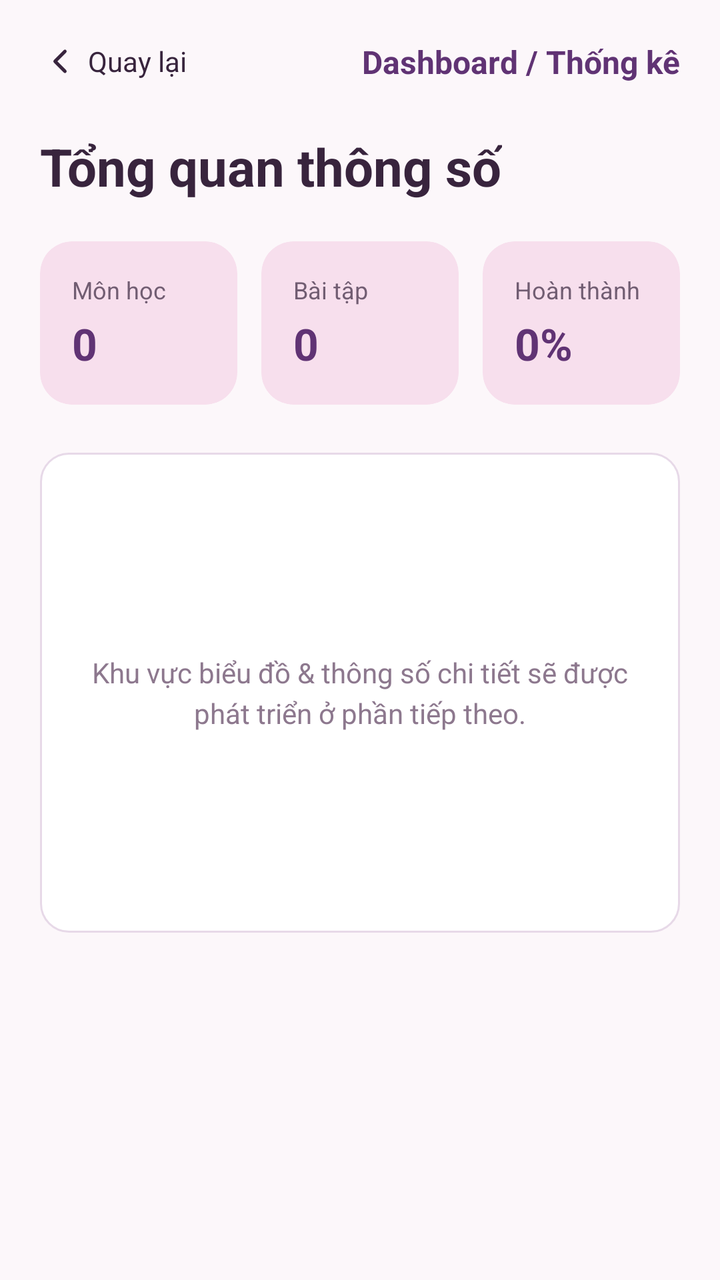
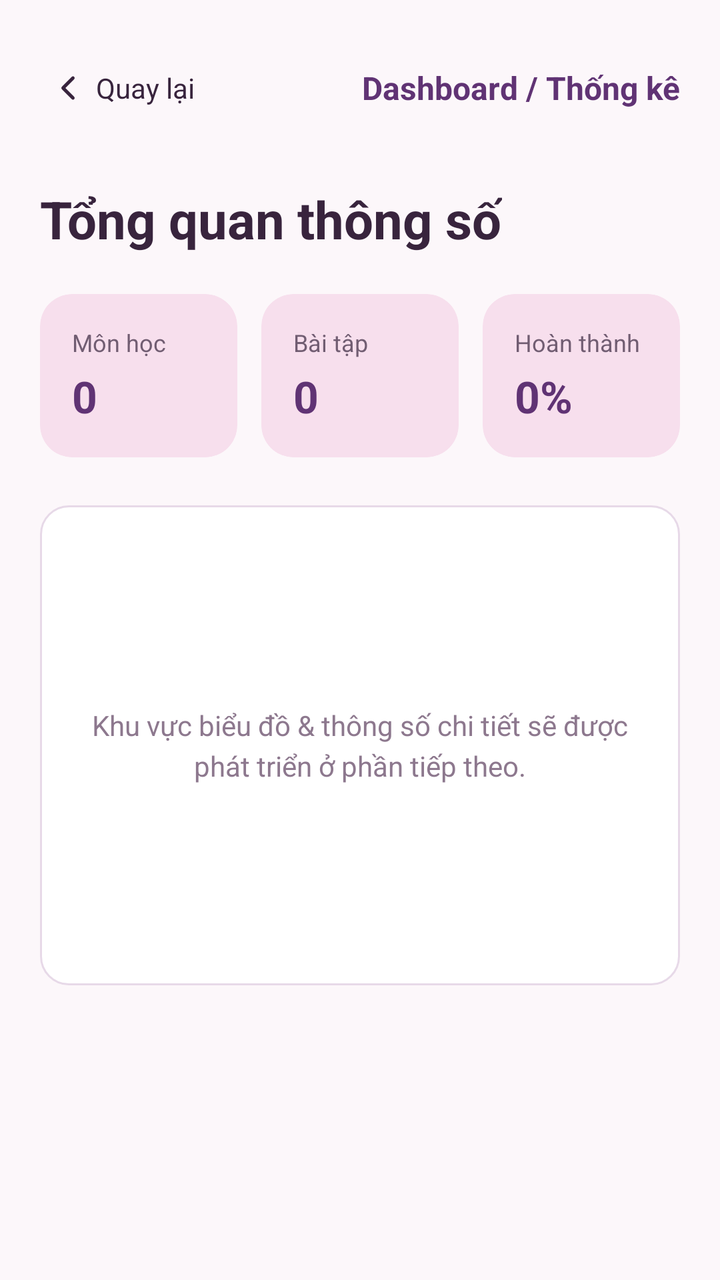

Compare the two renders of this Android layout. The source of the first and the diff that turns it into the second are given below.
<!-- AndroidManifest.xml: application theme Theme.QuanLyBaiTapSinhVien -->
<!-- res/layout/activity_dashboard.xml -->
<?xml version="1.0" encoding="utf-8"?>
<ScrollView xmlns:android="http://schemas.android.com/apk/res/android"
    xmlns:app="http://schemas.android.com/apk/res-auto"
    xmlns:tools="http://schemas.android.com/tools"
    android:layout_width="match_parent"
    android:layout_height="match_parent"
    android:background="@color/bg_screen"
    android:fillViewport="true"
    tools:context=".DashboardActivity">

    <androidx.constraintlayout.widget.ConstraintLayout
        android:layout_width="match_parent"
        android:layout_height="wrap_content"
        android:padding="20dp">

        
        <LinearLayout
            android:id="@+id/layoutTopBar"
            android:layout_width="match_parent"
            android:layout_height="wrap_content"
            android:gravity="center_vertical"
            android:orientation="horizontal"
            app:layout_constraintEnd_toEndOf="parent"
            app:layout_constraintStart_toStartOf="parent"
            app:layout_constraintTop_toTopOf="parent">

            <LinearLayout
                android:id="@+id/btnQuayLai"
                android:layout_width="wrap_content"
                android:layout_height="wrap_content"
                android:background="?android:attr/selectableItemBackgroundBorderless"
                android:clickable="true"
                android:focusable="true"
                android:gravity="center_vertical"
                android:orientation="horizontal"
                android:paddingEnd="12dp">

                <ImageView
                    android:layout_width="20dp"
                    android:layout_height="20dp"
                    android:contentDescription="Quay lại"
                    android:src="@drawable/ic_back_arrow" />

                <TextView
                    android:layout_width="wrap_content"
                    android:layout_height="wrap_content"
                    android:layout_marginStart="4dp"
                    android:text="Quay lại"
                    android:textColor="@color/text_primary"
                    android:textSize="14sp" />
            </LinearLayout>

            <TextView
                android:layout_width="0dp"
                android:layout_height="wrap_content"
                android:layout_weight="1"
                android:gravity="end"
                android:text="Dashboard / Thống kê"
                android:textColor="@color/blue_primary"
                android:textSize="16sp"
                android:textStyle="bold" />
        </LinearLayout>

        
        <TextView
            android:id="@+id/tvTitle"
            android:layout_width="wrap_content"
            android:layout_height="wrap_content"
            android:layout_marginTop="24dp"
            android:text="Tổng quan thông số"
            android:textColor="@color/text_primary"
            android:textSize="26sp"
            android:textStyle="bold"
            app:layout_constraintStart_toStartOf="parent"
            app:layout_constraintTop_toBottomOf="@+id/layoutTopBar" />

        
        <LinearLayout
            android:id="@+id/layoutStatCards"
            android:layout_width="match_parent"
            android:layout_height="wrap_content"
            android:layout_marginTop="20dp"
            android:orientation="horizontal"
            app:layout_constraintEnd_toEndOf="parent"
            app:layout_constraintStart_toStartOf="parent"
            app:layout_constraintTop_toBottomOf="@+id/tvTitle">

            
            <androidx.cardview.widget.CardView
                android:layout_width="0dp"
                android:layout_height="wrap_content"
                android:layout_marginEnd="8dp"
                android:layout_weight="1"
                app:cardBackgroundColor="@color/blue_light_bg"
                app:cardCornerRadius="16dp"
                app:cardElevation="0dp">

                <LinearLayout
                    android:layout_width="match_parent"
                    android:layout_height="wrap_content"
                    android:orientation="vertical"
                    android:padding="16dp">

                    <TextView
                        android:layout_width="wrap_content"
                        android:layout_height="wrap_content"
                        android:text="Môn học"
                        android:textColor="@color/text_secondary"
                        android:textSize="12sp" />

                    <TextView
                        android:id="@+id/tvStatMonHoc"
                        android:layout_width="wrap_content"
                        android:layout_height="wrap_content"
                        android:layout_marginTop="4dp"
                        android:text="0"
                        android:textColor="@color/blue_primary"
                        android:textSize="22sp"
                        android:textStyle="bold" />
                </LinearLayout>
            </androidx.cardview.widget.CardView>

            
            <androidx.cardview.widget.CardView
                android:layout_width="0dp"
                android:layout_height="wrap_content"
                android:layout_marginHorizontal="4dp"
                android:layout_weight="1"
                app:cardBackgroundColor="@color/blue_light_bg"
                app:cardCornerRadius="16dp"
                app:cardElevation="0dp">

                <LinearLayout
                    android:layout_width="match_parent"
                    android:layout_height="wrap_content"
                    android:orientation="vertical"
                    android:padding="16dp">

                    <TextView
                        android:layout_width="wrap_content"
                        android:layout_height="wrap_content"
                        android:text="Bài tập"
                        android:textColor="@color/text_secondary"
                        android:textSize="12sp" />

                    <TextView
                        android:id="@+id/tvStatBaiTap"
                        android:layout_width="wrap_content"
                        android:layout_height="wrap_content"
                        android:layout_marginTop="4dp"
                        android:text="0"
                        android:textColor="@color/blue_primary"
                        android:textSize="22sp"
                        android:textStyle="bold" />
                </LinearLayout>
            </androidx.cardview.widget.CardView>

            
            <androidx.cardview.widget.CardView
                android:layout_width="0dp"
                android:layout_height="wrap_content"
                android:layout_marginStart="8dp"
                android:layout_weight="1"
                app:cardBackgroundColor="@color/blue_light_bg"
                app:cardCornerRadius="16dp"
                app:cardElevation="0dp">

                <LinearLayout
                    android:layout_width="match_parent"
                    android:layout_height="wrap_content"
                    android:orientation="vertical"
                    android:padding="16dp">

                    <TextView
                        android:layout_width="wrap_content"
                        android:layout_height="wrap_content"
                        android:text="Hoàn thành"
                        android:textColor="@color/text_secondary"
                        android:textSize="12sp" />

                    <TextView
                        android:id="@+id/tvStatTienDo"
                        android:layout_width="wrap_content"
                        android:layout_height="wrap_content"
                        android:layout_marginTop="4dp"
                        android:text="0%"
                        android:textColor="@color/blue_primary"
                        android:textSize="22sp"
                        android:textStyle="bold" />
                </LinearLayout>
            </androidx.cardview.widget.CardView>
        </LinearLayout>

        
        <LinearLayout
            android:layout_width="match_parent"
            android:layout_height="240dp"
            android:layout_marginTop="24dp"
            android:background="@drawable/bg_input_field"
            android:gravity="center"
            android:orientation="vertical"
            android:padding="20dp"
            app:layout_constraintEnd_toEndOf="parent"
            app:layout_constraintStart_toStartOf="parent"
            app:layout_constraintTop_toBottomOf="@+id/layoutStatCards">

            <TextView
                android:layout_width="wrap_content"
                android:layout_height="wrap_content"
                android:gravity="center"
                android:lineSpacingExtra="4dp"
                android:text="Khu vực biểu đồ &amp; thông số chi tiết sẽ được phát triển ở phần tiếp theo."
                android:textColor="@color/text_hint"
                android:textSize="14sp" />
        </LinearLayout>

    </androidx.constraintlayout.widget.ConstraintLayout>
</ScrollView>
<!-- resources referenced by this layout -->
<resources>
  <color name="bg_screen">#FCF7FA</color>
  <color name="blue_light_bg">#F7DFED</color>
  <color name="blue_primary">#603374</color>
  <color name="text_hint">#8D788E</color>
  <color name="text_primary">#38243D</color>
  <color name="text_secondary">#715D72</color>
  <!-- drawable bg_input_field (drawable) -->
  <?xml version="1.0" encoding="utf-8"?>
  <shape xmlns:android="http://schemas.android.com/apk/res/android"
      android:shape="rectangle">
      <solid android:color="@color/input_bg" />
      <stroke
          android:width="1dp"
          android:color="@color/input_border" />
      <corners android:radius="14dp" />
  </shape>
  <!-- drawable ic_back_arrow (drawable) -->
  <?xml version="1.0" encoding="utf-8"?>
  <vector xmlns:android="http://schemas.android.com/apk/res/android"
      android:width="24dp"
      android:height="24dp"
      android:viewportWidth="24"
      android:viewportHeight="24">
      <path
          android:fillColor="#00000000"
          android:pathData="M15 18l-6-6 6-6"
          android:strokeColor="@color/text_primary"
          android:strokeWidth="2"
          android:strokeLineCap="round"
          android:strokeLineJoin="round" />
  </vector>
  <style name="Theme.QuanLyBaiTapSinhVien" parent="Base.Theme.QuanLyBaiTapSinhVien" />
  <color name="input_bg">#FFFFFF</color>
  <color name="input_border">#E7D9E8</color>
  <style name="Base.Theme.QuanLyBaiTapSinhVien" parent="Theme.Material3.DayNight.NoActionBar">
          
          <item name="colorPrimary">@color/blue_primary</item>
          <item name="colorPrimaryVariant">@color/blue_primary_dark</item>
          <item name="colorOnPrimary">@color/white</item>
          <item name="android:statusBarColor">@color/bg_screen</item>
          <item name="android:windowLightStatusBar">true</item>
          <item name="android:windowBackground">@color/bg_screen</item>
      </style>
  <color name="blue_primary_dark">#4C295D</color>
  <color name="white">#FFFFFFFF</color>
</resources>

<!-- the commit's change to res/layout/activity_dashboard.xml (unified diff, before → after) -->
@@ -6,9 +6,11 @@
     android:layout_height="match_parent"
     android:background="@color/bg_screen"
     android:fillViewport="true"
+    android:fitsSystemWindows="true"
     tools:context=".DashboardActivity">
 
     <androidx.constraintlayout.widget.ConstraintLayout
+        android:id="@+id/mainLayout"
         android:layout_width="match_parent"
         android:layout_height="wrap_content"
         android:padding="20dp">
@@ -28,12 +30,16 @@
                 android:id="@+id/btnQuayLai"
                 android:layout_width="wrap_content"
                 android:layout_height="wrap_content"
+                android:minHeight="48dp"
                 android:background="?android:attr/selectableItemBackgroundBorderless"
                 android:clickable="true"
                 android:focusable="true"
                 android:gravity="center_vertical"
                 android:orientation="horizontal"
-                android:paddingEnd="12dp">
+                android:paddingStart="4dp"
+                android:paddingEnd="12dp"
+                android:paddingTop="8dp"
+                android:paddingBottom="8dp">
 
                 <ImageView
                     android:layout_width="20dp"
